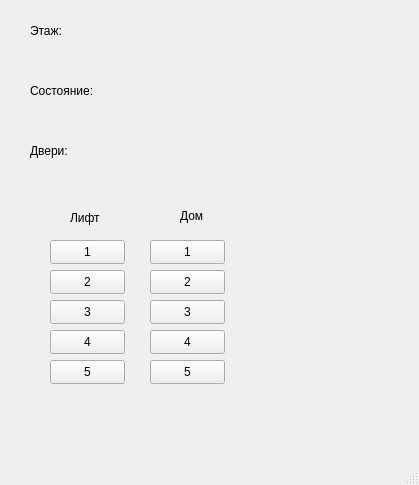
NoobieNightCoder/Study, file OOP/1 Year 2 Sem/lab5 (In Progress)/GUI/mainwindow.ui: the form before one commit.
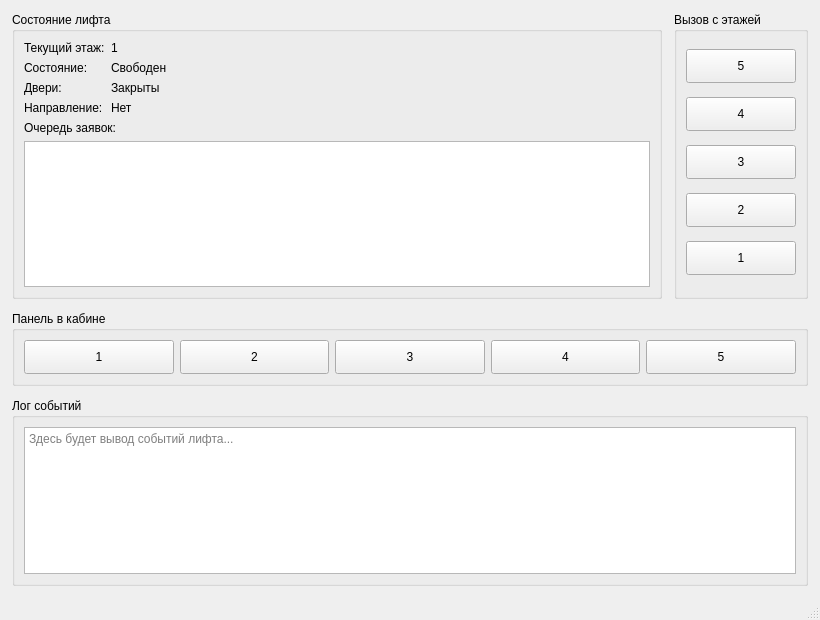
The form after the commit.

The edit to the form file:
```diff
--- a/OOP/1 Year 2 Sem/lab5 (In Progress)/GUI/mainwindow.ui
+++ b/OOP/1 Year 2 Sem/lab5 (In Progress)/GUI/mainwindow.ui
@@ -6,209 +6,296 @@
    <rect>
     <x>0</x>
     <y>0</y>
-    <width>419</width>
-    <height>485</height>
+    <width>820</width>
+    <height>620</height>
    </rect>
   </property>
   <property name="windowTitle">
    <string>MainWindow</string>
   </property>
   <widget class="QWidget" name="centralwidget">
-   <widget class="QPushButton" name="elevatorCall1Button">
-    <property name="geometry">
-     <rect>
-      <x>50</x>
-      <y>240</y>
-      <width>75</width>
-      <height>24</height>
-     </rect>
+   <layout class="QVBoxLayout" name="verticalLayoutRoot">
+    <property name="spacing">
+     <number>12</number>
+    </property>
+    <property name="leftMargin">
+     <number>12</number>
+    </property>
+    <property name="topMargin">
+     <number>12</number>
+    </property>
+    <property name="rightMargin">
+     <number>12</number>
+    </property>
+    <property name="bottomMargin">
+     <number>12</number>
+    </property>
+    <item>
+     <layout class="QHBoxLayout" name="horizontalLayoutTop">
+      <property name="spacing">
+       <number>12</number>
+      </property>
+      <item>
+       <widget class="QGroupBox" name="statusGroupBox">
+        <property name="minimumSize">
+         <size>
+          <width>260</width>
+          <height>0</height>
+         </size>
+        </property>
+        <property name="title">
+         <string>Состояние лифта</string>
+        </property>
+        <layout class="QVBoxLayout" name="verticalLayoutStatus">
+         <item>
+          <layout class="QFormLayout" name="formLayoutStatus">
+           <item row="0" column="0">
+            <widget class="QLabel" name="currentFloorTitleLabel">
+             <property name="text">
+              <string>Текущий этаж:</string>
+             </property>
+            </widget>
+           </item>
+           <item row="0" column="1">
+            <widget class="QLabel" name="currentFloorValueLabel">
+             <property name="minimumSize">
+              <size>
+               <width>80</width>
+               <height>0</height>
+              </size>
     </property>
     <property name="text">
      <string>1</string>
     </property>
    </widget>
-   <widget class="QPushButton" name="elevatorCall2Button">
-    <property name="geometry">
-     <rect>
-      <x>50</x>
-      <y>270</y>
-      <width>75</width>
-      <height>24</height>
-     </rect>
-    </property>
+           </item>
+           <item row="1" column="0">
+            <widget class="QLabel" name="elevatorStatusTitleLabel">
+             <property name="text">
+              <string>Состояние:</string>
+             </property>
+            </widget>
+           </item>
+           <item row="1" column="1">
+            <widget class="QLabel" name="elevatorStatusValueLabel">
     <property name="text">
-     <string>2</string>
-    </property>
-   </widget>
-   <widget class="QPushButton" name="elevatorCall3Button">
-    <property name="geometry">
-     <rect>
-      <x>50</x>
-      <y>300</y>
-      <width>75</width>
-      <height>24</height>
-     </rect>
-    </property>
+              <string>Свободен</string>
+             </property>
+            </widget>
+           </item>
+           <item row="2" column="0">
+            <widget class="QLabel" name="doorStatusTitleLabel">
+             <property name="text">
+              <string>Двери:</string>
+             </property>
+            </widget>
+           </item>
+           <item row="2" column="1">
+            <widget class="QLabel" name="doorStatusValueLabel">
     <property name="text">
-     <string>3</string>
-    </property>
-   </widget>
-   <widget class="QPushButton" name="elevatorCall4Button">
-    <property name="geometry">
-     <rect>
-      <x>50</x>
-      <y>330</y>
-      <width>75</width>
-      <height>24</height>
-     </rect>
-    </property>
+              <string>Закрыты</string>
+             </property>
+            </widget>
+           </item>
+           <item row="3" column="0">
+            <widget class="QLabel" name="directionStatusTitleLabel">
+             <property name="text">
+              <string>Направление:</string>
+             </property>
+            </widget>
+           </item>
+           <item row="3" column="1">
+            <widget class="QLabel" name="directionStatusValueLabel">
     <property name="text">
-     <string>4</string>
-    </property>
-   </widget>
+              <string>Нет</string>
+             </property>
+            </widget>
+           </item>
+          </layout>
+         </item>
+         <item>
+          <widget class="QLabel" name="queueTitleLabel">
+           <property name="text">
+            <string>Очередь заявок:</string>
+           </property>
+          </widget>
+         </item>
+         <item>
+          <widget class="QListWidget" name="requestsListWidget"/>
+         </item>
+        </layout>
+       </widget>
+      </item>
+      <item>
+       <widget class="QGroupBox" name="floorCallsGroupBox">
+        <property name="title">
+         <string>Вызов с этажей</string>
+        </property>
+        <layout class="QGridLayout" name="gridLayoutFloorCalls">
+         <item row="0" column="0">
    <widget class="QPushButton" name="elevatorCall5Button">
-    <property name="geometry">
-     <rect>
-      <x>50</x>
-      <y>360</y>
-      <width>75</width>
-      <height>24</height>
-     </rect>
+           <property name="minimumSize">
+            <size>
+             <width>110</width>
+             <height>34</height>
+            </size>
     </property>
     <property name="text">
      <string>5</string>
     </property>
    </widget>
-   <widget class="QPushButton" name="homeCall5Button">
-    <property name="geometry">
-     <rect>
-      <x>150</x>
-      <y>360</y>
-      <width>75</width>
-      <height>24</height>
-     </rect>
+         </item>
+         <item row="1" column="0">
+          <widget class="QPushButton" name="elevatorCall4Button">
+           <property name="minimumSize">
+            <size>
+             <width>110</width>
+             <height>34</height>
+            </size>
     </property>
     <property name="text">
-     <string>5</string>
-    </property>
-   </widget>
-   <widget class="QPushButton" name="homeCall1Button">
-    <property name="geometry">
-     <rect>
-      <x>150</x>
-      <y>240</y>
-      <width>75</width>
-      <height>24</height>
-     </rect>
-    </property>
-    <property name="text">
-     <string>1</string>
-    </property>
-   </widget>
-   <widget class="QPushButton" name="homeCall3Button">
-    <property name="geometry">
-     <rect>
-      <x>150</x>
-      <y>300</y>
-      <width>75</width>
-      <height>24</height>
-     </rect>
+            <string>4</string>
+           </property>
+          </widget>
+         </item>
+         <item row="2" column="0">
+          <widget class="QPushButton" name="elevatorCall3Button">
+           <property name="minimumSize">
+            <size>
+             <width>110</width>
+             <height>34</height>
+            </size>
     </property>
     <property name="text">
      <string>3</string>
     </property>
    </widget>
+         </item>
+         <item row="3" column="0">
+          <widget class="QPushButton" name="elevatorCall2Button">
+           <property name="minimumSize">
+            <size>
+             <width>110</width>
+             <height>34</height>
+            </size>
+           </property>
+           <property name="text">
+            <string>2</string>
+           </property>
+          </widget>
+         </item>
+         <item row="4" column="0">
+          <widget class="QPushButton" name="elevatorCall1Button">
+           <property name="minimumSize">
+            <size>
+             <width>110</width>
+             <height>34</height>
+            </size>
+           </property>
+           <property name="text">
+            <string>1</string>
+           </property>
+          </widget>
+         </item>
+        </layout>
+       </widget>
+      </item>
+     </layout>
+    </item>
+    <item>
+     <widget class="QGroupBox" name="cabinPanelGroupBox">
+      <property name="title">
+       <string>Панель в кабине</string>
+      </property>
+      <layout class="QGridLayout" name="gridLayoutCabinPanel">
+       <item row="1" column="3">
    <widget class="QPushButton" name="homeCall4Button">
-    <property name="geometry">
-     <rect>
-      <x>150</x>
-      <y>330</y>
-      <width>75</width>
-      <height>24</height>
-     </rect>
+         <property name="minimumSize">
+          <size>
+           <width>110</width>
+           <height>34</height>
+          </size>
     </property>
     <property name="text">
      <string>4</string>
     </property>
    </widget>
+       </item>
+       <item row="1" column="2">
+        <widget class="QPushButton" name="homeCall3Button">
+         <property name="minimumSize">
+          <size>
+           <width>110</width>
+           <height>34</height>
+          </size>
+         </property>
+         <property name="text">
+          <string>3</string>
+         </property>
+        </widget>
+       </item>
+       <item row="1" column="0">
+        <widget class="QPushButton" name="homeCall1Button">
+         <property name="minimumSize">
+          <size>
+           <width>110</width>
+           <height>34</height>
+          </size>
+         </property>
+         <property name="text">
+          <string>1</string>
+         </property>
+        </widget>
+       </item>
+       <item row="1" column="1">
    <widget class="QPushButton" name="homeCall2Button">
-    <property name="geometry">
-     <rect>
-      <x>150</x>
-      <y>270</y>
-      <width>75</width>
-      <height>24</height>
-     </rect>
+         <property name="minimumSize">
+          <size>
+           <width>110</width>
+           <height>34</height>
+          </size>
     </property>
     <property name="text">
      <string>2</string>
     </property>
    </widget>
-   <widget class="QLabel" name="currentFloorLabel">
-    <property name="geometry">
-     <rect>
-      <x>30</x>
-      <y>0</y>
-      <width>221</width>
-      <height>61</height>
-     </rect>
+       </item>
+       <item row="1" column="4">
+        <widget class="QPushButton" name="homeCall5Button">
+         <property name="minimumSize">
+          <size>
+           <width>110</width>
+           <height>34</height>
+          </size>
     </property>
     <property name="text">
-     <string>Этаж:</string>
-    </property>
-   </widget>
-   <widget class="QLabel" name="doorStatusLabel">
-    <property name="geometry">
-     <rect>
-      <x>30</x>
-      <y>120</y>
-      <width>221</width>
-      <height>61</height>
-     </rect>
-    </property>
-    <property name="text">
-     <string>Двери:</string>
-    </property>
-   </widget>
-   <widget class="QLabel" name="elevatorStatusLabel">
-    <property name="geometry">
-     <rect>
-      <x>30</x>
-      <y>60</y>
-      <width>241</width>
-      <height>61</height>
-     </rect>
-    </property>
-    <property name="text">
-     <string>Состояние:</string>
-    </property>
-   </widget>
-   <widget class="QLabel" name="elevatorLabel">
-    <property name="geometry">
-     <rect>
-      <x>70</x>
-      <y>210</y>
-      <width>49</width>
-      <height>16</height>
-     </rect>
-    </property>
-    <property name="text">
-     <string>Лифт</string>
-    </property>
-   </widget>
-   <widget class="QLabel" name="houseLabel">
-    <property name="geometry">
-     <rect>
-      <x>180</x>
-      <y>200</y>
-      <width>31</width>
-      <height>31</height>
-     </rect>
-    </property>
-    <property name="text">
-     <string>Дом</string>
-    </property>
-   </widget>
+          <string>5</string>
+         </property>
+        </widget>
+       </item>
+      </layout>
+     </widget>
+    </item>
+    <item>
+     <widget class="QGroupBox" name="logGroupBox">
+      <property name="title">
+       <string>Лог событий</string>
+      </property>
+      <layout class="QVBoxLayout" name="verticalLayoutLog">
+       <item>
+        <widget class="QTextEdit" name="logTextEdit">
+         <property name="readOnly">
+          <bool>true</bool>
+         </property>
+         <property name="placeholderText">
+          <string>Здесь будет вывод событий лифта...</string>
+         </property>
+        </widget>
+       </item>
+      </layout>
+     </widget>
+    </item>
+   </layout>
   </widget>
   <widget class="QMenuBar" name="menubar">
    <property name="geometry">
```
Left out of the diff: 4 changed lines with no effect on the pictures. Lines whose indentation alone changed are shown as unchanged.
